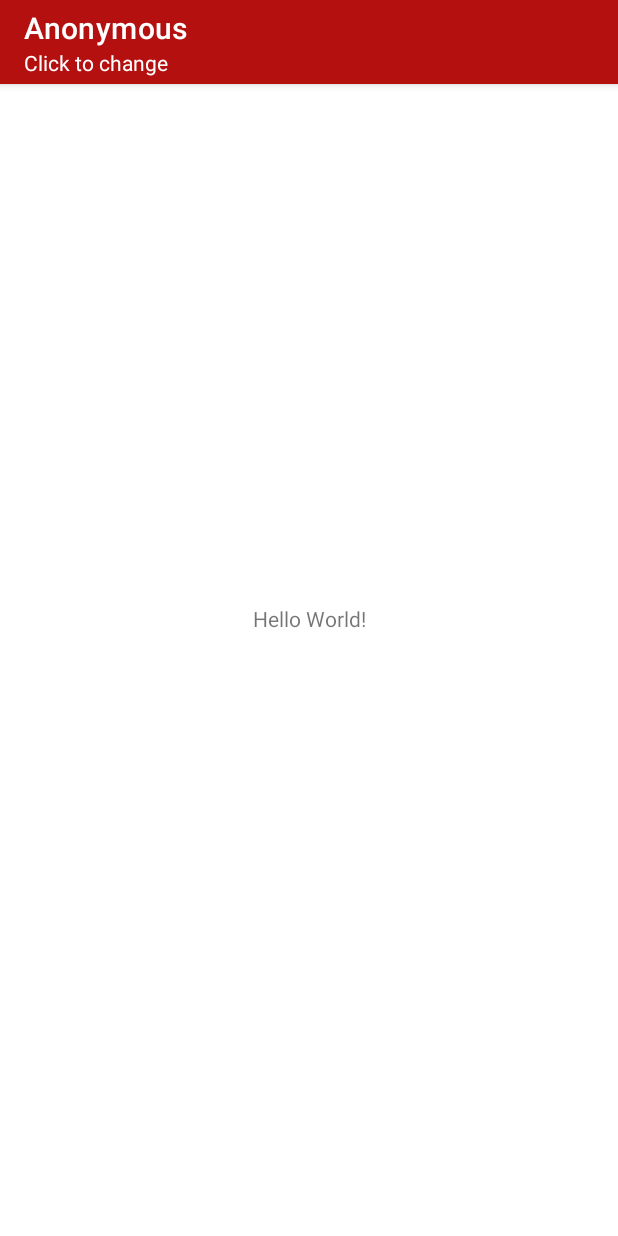
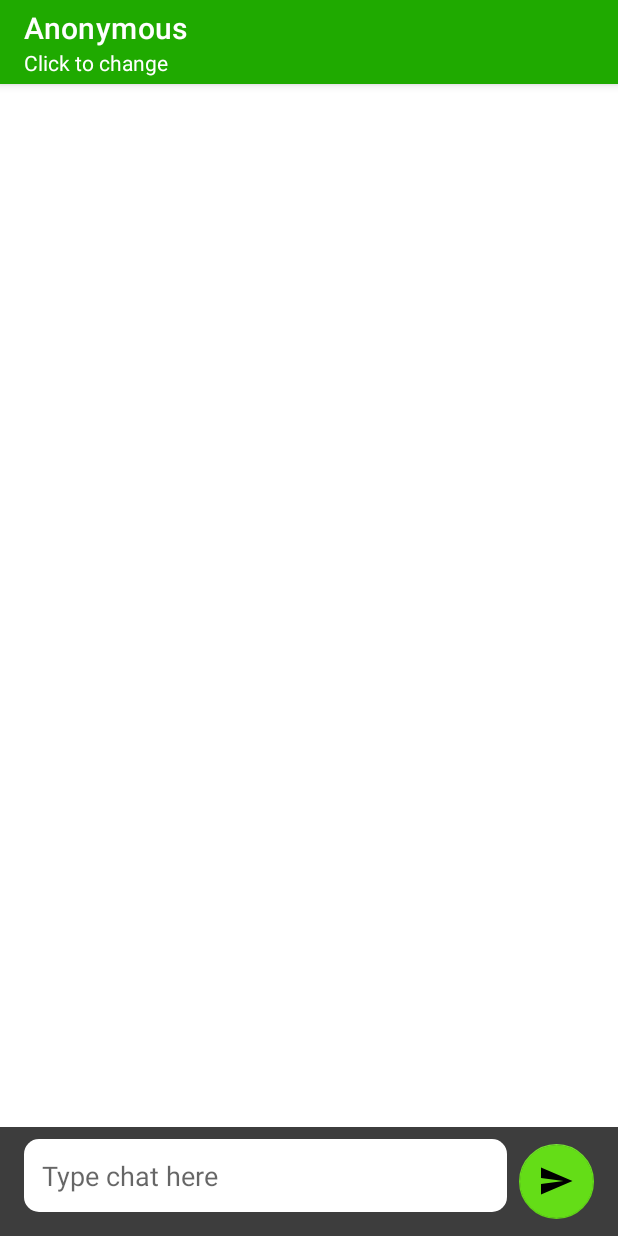
Before and after one commit to mfirmansyahidris/SimpleRealtimeChat, an Android app: the screen it shows after launch (MainActivity), on a phone screen of 412 x 824 dp. Run offline under Robolectric (Android 15) with nearby library versions, the phone set to English and light mode, and no system bars.

Commit message:
android: layouting main activity

```diff
--- a/android/SimpleRealtimeChat/app/build.gradle
+++ b/android/SimpleRealtimeChat/app/build.gradle
@@ -26,13 +26,16 @@ dependencies {
     implementation fileTree(dir: 'libs', include: ['*.jar'])
     implementation"org.jetbrains.kotlin:kotlin-stdlib-jdk7:$kotlin_version"
     implementation 'androidx.appcompat:appcompat:1.1.0'
-    implementation 'androidx.core:core-ktx:1.1.0'
+    implementation 'androidx.core:core-ktx:1.2.0'
     implementation "com.google.android.material:material:1.0.0"
     implementation "androidx.recyclerview:recyclerview:1.1.0"
     implementation 'androidx.constraintlayout:constraintlayout:1.1.3'
     implementation 'androidx.legacy:legacy-support-v4:1.0.0'
 
 
+    //Circle image View
+    implementation 'de.hdodenhof:circleimageview:2.2.0'
+
     testImplementation 'junit:junit:4.12'
     androidTestImplementation 'androidx.test.ext:junit:1.1.1'
     androidTestImplementation 'androidx.test.espresso:espresso-core:3.2.0'
--- /dev/null
+++ b/android/SimpleRealtimeChat/app/src/main/res/drawable/ic_send.xml
@@ -0,0 +1,11 @@
+<vector
+    android:height="24dp"
+    android:tint="#FFFFFF"
+    android:viewportHeight="24.0"
+    android:viewportWidth="24.0"
+    android:width="24dp"
+    xmlns:android="http://schemas.android.com/apk/res/android">
+    <path
+        android:fillColor="#FF000000"
+        android:pathData="M2.01,21L23,12 2.01,3 2,10l15,2 -15,2z"/>
+</vector>
--- /dev/null
+++ b/android/SimpleRealtimeChat/app/src/main/res/drawable/rect_rounded_corner.xml
@@ -0,0 +1,6 @@
+<?xml version="1.0" encoding="utf-8"?>
+<shape xmlns:android="http://schemas.android.com/apk/res/android"
+       android:shape="rectangle">
+    <solid android:color="@color/colorWhite" />
+    <corners android:radius="10dp" />
+</shape>
--- a/android/SimpleRealtimeChat/app/src/main/res/layout/activity_main.xml
+++ b/android/SimpleRealtimeChat/app/src/main/res/layout/activity_main.xml
@@ -1,20 +1,95 @@
 <?xml version="1.0" encoding="utf-8"?>
-<androidx.constraintlayout.widget.ConstraintLayout xmlns:android="http://schemas.android.com/apk/res/android"
+<androidx.coordinatorlayout.widget.CoordinatorLayout xmlns:android="http://schemas.android.com/apk/res/android"
     xmlns:app="http://schemas.android.com/apk/res-auto"
-    xmlns:tools="http://schemas.android.com/tools"
     android:layout_width="match_parent"
-    android:layout_height="match_parent"
-    tools:context=".screen.MainActivity">
+    android:layout_height="match_parent">
 
     <include layout="@layout/toolbar_activity_main" />
 
-    <TextView
-        android:layout_width="wrap_content"
-        android:layout_height="wrap_content"
-        android:text="Hello World!"
-        app:layout_constraintBottom_toBottomOf="parent"
-        app:layout_constraintLeft_toLeftOf="parent"
-        app:layout_constraintRight_toRightOf="parent"
-        app:layout_constraintTop_toTopOf="parent" />
+    <androidx.constraintlayout.widget.ConstraintLayout
+        android:layout_width="match_parent"
+        app:layout_behavior="@string/appbar_scrolling_view_behavior"
+        android:layout_height="match_parent">
 
-</androidx.constraintlayout.widget.ConstraintLayout>
+        <ProgressBar
+            android:visibility="gone"
+            android:id="@+id/pb_"
+            style="?android:attr/progressBarStyleHorizontal"
+            android:layout_width="fill_parent"
+            android:layout_height="wrap_content"
+            android:indeterminate="true"
+            android:max="100"
+            app:layout_behavior="@string/appbar_scrolling_view_behavior"
+            android:backgroundTint="@color/colorWhite"
+            android:indeterminateTint="@color/colorAccent"
+            android:layout_marginTop="-7dp"/>
+
+        <androidx.core.widget.NestedScrollView
+            android:layout_width="match_parent"
+            android:layout_height="match_parent"
+            app:layout_behavior="@string/appbar_scrolling_view_behavior">
+
+            <LinearLayout
+                android:layout_width="match_parent"
+                android:layout_height="match_parent"
+                android:orientation="vertical">
+
+                <androidx.recyclerview.widget.RecyclerView
+                    android:id="@+id/rv_report"
+                    android:overScrollMode="never"
+                    android:layout_marginBottom="@dimen/activity_margin_normal"
+                    android:layout_width="match_parent"
+                    android:layout_height="match_parent" />
+
+                <TextView
+                    android:id="@+id/tv_msgReport"
+                    android:padding="@dimen/activity_margin_normal"
+                    android:layout_width="match_parent"
+                    android:layout_height="match_parent"
+                    android:gravity="center"
+                    android:text="@string/main_help"
+                    android:textColor="@color/colorWhite70" />
+
+            </LinearLayout>
+        </androidx.core.widget.NestedScrollView>
+
+        <androidx.constraintlayout.widget.ConstraintLayout
+            app:layout_constraintBottom_toBottomOf="parent"
+            android:padding="@dimen/activity_margin_short"
+            android:layout_width="match_parent"
+            android:background="@color/colorDark"
+            android:layout_height="wrap_content">
+
+            <com.google.android.material.textfield.TextInputEditText
+                app:layout_constraintStart_toStartOf="parent"
+                app:layout_constraintEnd_toStartOf="@id/fab_send"
+                app:layout_constraintTop_toTopOf="parent"
+                app:layout_constraintBottom_toBottomOf="parent"
+                android:layout_width="0dp"
+                android:hint="@string/main_chatText"
+                android:padding="@dimen/activity_margin_medium"
+                android:background="@drawable/rect_rounded_corner"
+                android:layout_marginStart="@dimen/activity_margin_short"
+                android:layout_marginEnd="@dimen/activity_margin_short"
+                android:layout_height="wrap_content"
+                android:layout_marginBottom="@dimen/activity_margin_short" />
+
+            <com.google.android.material.floatingactionbutton.FloatingActionButton
+                android:id="@+id/fab_send"
+                app:elevation="@null"
+                android:layout_marginStart="@dimen/activity_margin_short"
+                android:layout_marginEnd="@dimen/activity_margin_short"
+                app:layout_constraintEnd_toEndOf="parent"
+                app:layout_constraintTop_toTopOf="parent"
+                app:layout_constraintBottom_toBottomOf="parent"
+                android:layout_width="wrap_content"
+                android:layout_height="wrap_content"
+                app:fabCustomSize="50dp"
+                android:src="@drawable/ic_send"
+                app:backgroundTint="@color/colorAccent"/>
+
+        </androidx.constraintlayout.widget.ConstraintLayout>
+
+        </androidx.constraintlayout.widget.ConstraintLayout>
+
+</androidx.coordinatorlayout.widget.CoordinatorLayout>
--- a/android/SimpleRealtimeChat/app/src/main/res/values/strings.xml
+++ b/android/SimpleRealtimeChat/app/src/main/res/values/strings.xml
@@ -7,4 +7,6 @@
     <!-- MainActivity -->
     <string name="main_anonymous">Anonymous</string>
     <string name="main_subtitle">Click to change</string>
+    <string name="main_chatText">Type chat here</string>
+    <string name="main_help">Chat history appears here</string>
 </resources>
```
Also changed, not shown: android/SimpleRealtimeChat/app/src/main/res/layout/item_chat.xml (added, +33 -0 lines), android/SimpleRealtimeChat/app/src/main/res/values/colors.xml (+30 -11 lines).
